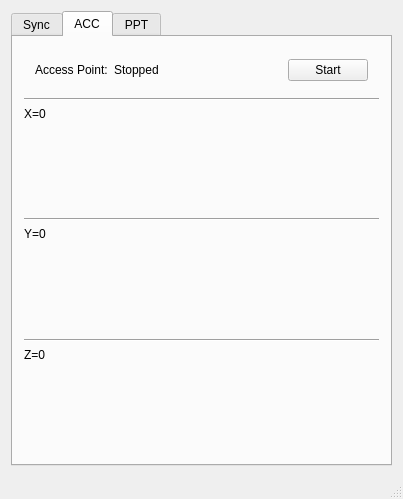
This is ui/mainwindow.ui in DexterF/QtChronos as Qt 5 draws it before an edit. The edited form follows.
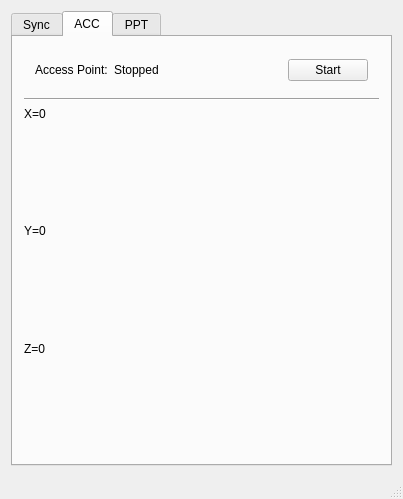
This is the edited form. The open tabs and pages were chosen to show the change.

Commit message: Removed separators that could be interpreted as plot axis.

```diff
--- a/ui/mainwindow.ui
+++ b/ui/mainwindow.ui
@@ -548,13 +548,6 @@
              </layout>
             </widget>
            </item>
-           <item>
-            <widget class="Line" name="line_4">
-             <property name="orientation">
-              <enum>Qt::Horizontal</enum>
-             </property>
-            </widget>
-           </item>
            <item>
             <widget class="QWidget" name="ACCY" native="true">
              <property name="sizePolicy">
@@ -596,13 +589,6 @@
              </layout>
             </widget>
            </item>
-           <item>
-            <widget class="Line" name="line_3">
-             <property name="orientation">
-              <enum>Qt::Horizontal</enum>
-             </property>
-            </widget>
-           </item>
            <item>
             <widget class="QWidget" name="ACCZ" native="true">
              <property name="sizePolicy">
```
